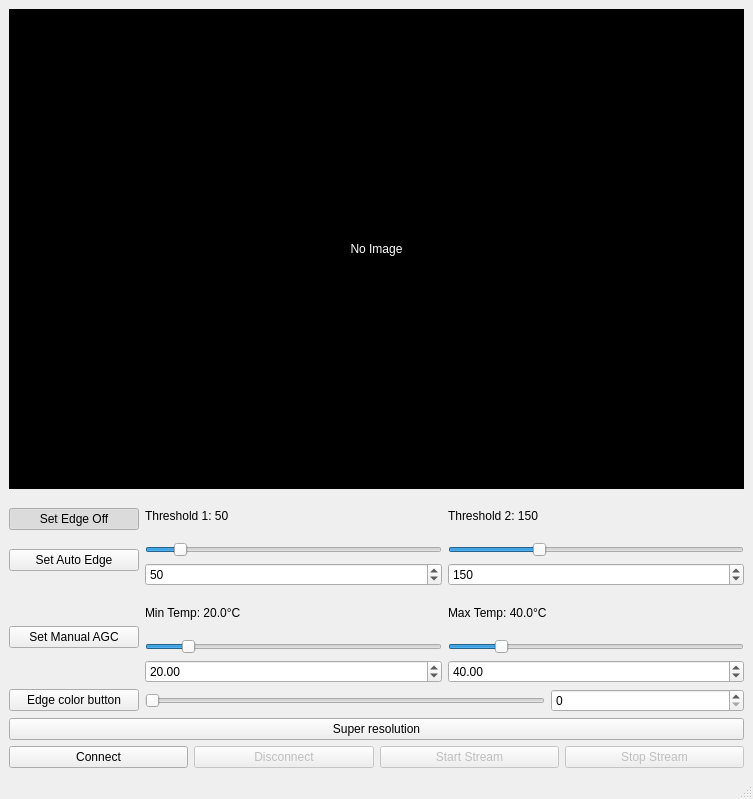
sue9010/NEW_THERMALaNALYZER, file thermal_viewer.ui: the form before one commit.
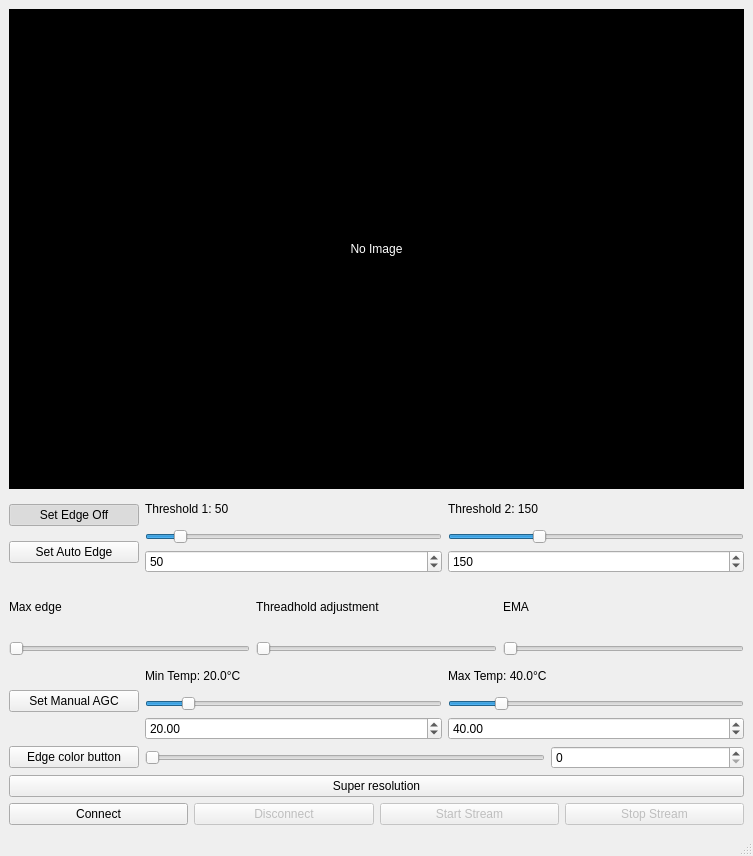
The form after the commit.

Commit message: auto edge 값을 ui에서 수정 가능하도록 기능 추가

What changed in the file:
```diff
--- a/thermal_viewer.ui
+++ b/thermal_viewer.ui
@@ -7,7 +7,7 @@
     <x>0</x>
     <y>0</y>
     <width>753</width>
-    <height>799</height>
+    <height>856</height>
    </rect>
   </property>
   <property name="windowTitle">
@@ -145,6 +145,52 @@
       </item>
      </layout>
     </item>
+    <item>
+     <layout class="QGridLayout" name="gridLayout">
+      <item row="1" column="2">
+       <widget class="QSlider" name="ema_alpha_slider">
+        <property name="orientation">
+         <enum>Qt::Horizontal</enum>
+        </property>
+       </widget>
+      </item>
+      <item row="1" column="0">
+       <widget class="QSlider" name="max_edge_slider">
+        <property name="orientation">
+         <enum>Qt::Horizontal</enum>
+        </property>
+       </widget>
+      </item>
+      <item row="1" column="1">
+       <widget class="QSlider" name="threshold_adjustment_step_slider">
+        <property name="orientation">
+         <enum>Qt::Horizontal</enum>
+        </property>
+       </widget>
+      </item>
+      <item row="0" column="0">
+       <widget class="QLabel" name="label">
+        <property name="text">
+         <string>Max edge</string>
+        </property>
+       </widget>
+      </item>
+      <item row="0" column="1">
+       <widget class="QLabel" name="label_2">
+        <property name="text">
+         <string>Threadhold adjustment</string>
+        </property>
+       </widget>
+      </item>
+      <item row="0" column="2">
+       <widget class="QLabel" name="label_3">
+        <property name="text">
+         <string>EMA</string>
+        </property>
+       </widget>
+      </item>
+     </layout>
+    </item>
     <item>
      <layout class="QHBoxLayout" name="agc_layout">
       <item>
```
The commit also changes 3 other files.
